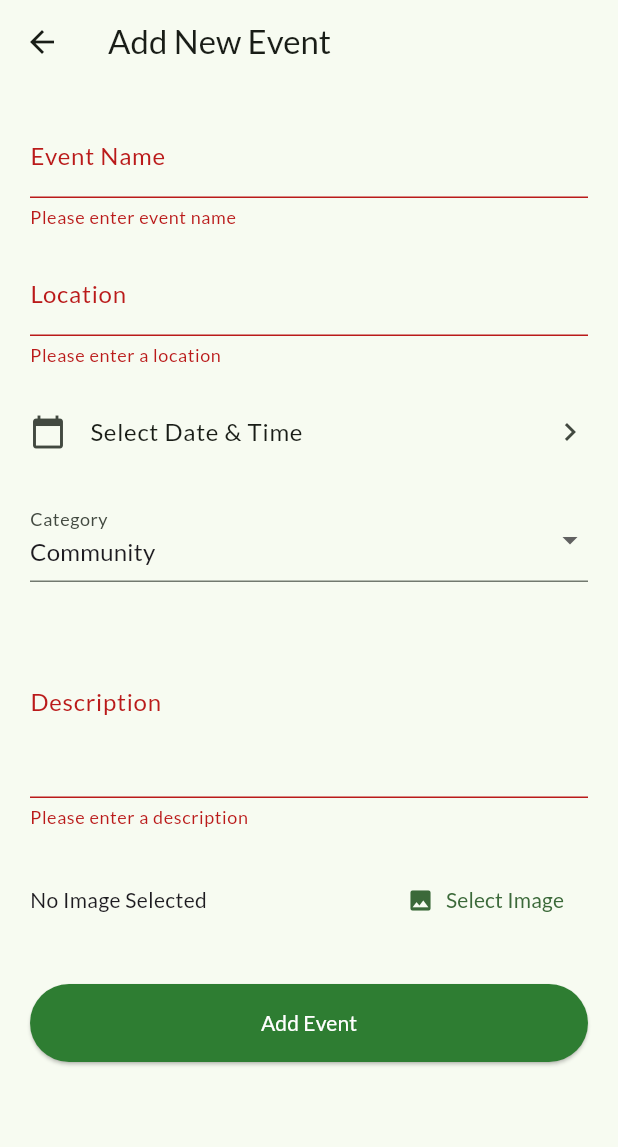
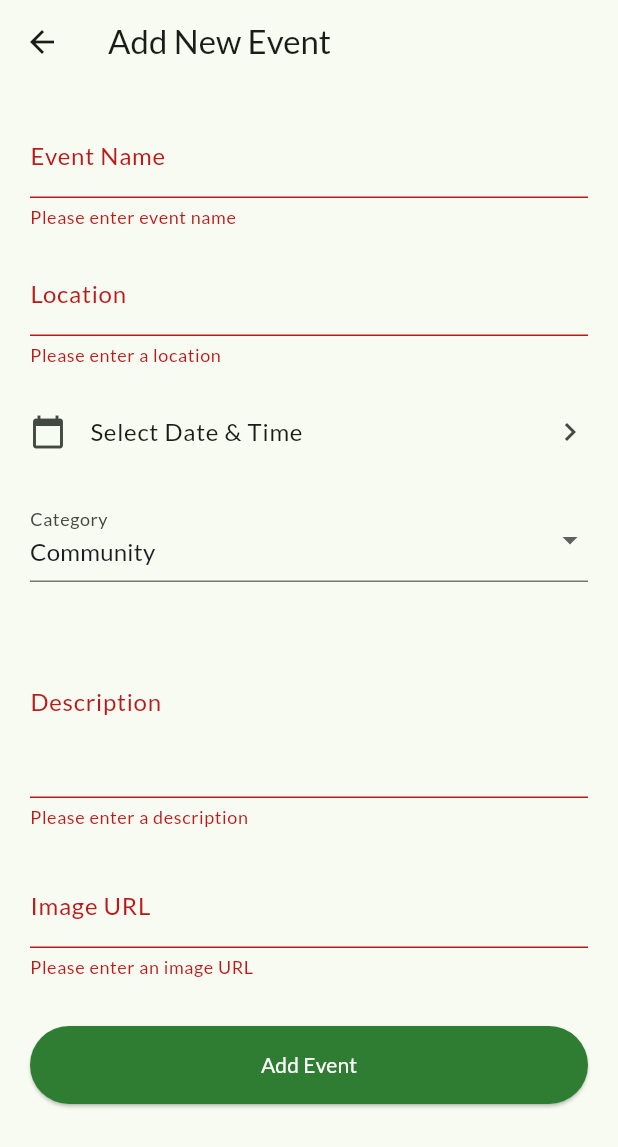
Before and after one commit to kashvi-thakkar/VolunteerConnect, a Flutter app: the OrgAddEditEventScreen screen opened directly, after a tap on "Add Event", on a phone screen of 412 x 824 dp. Shown: the top 1147 px of the screen. Run offline on Flutter 3.47's test engine with Material 3 defaults, Android fonts, the light colour scheme and no system bars; our stand-ins replace cloud_firestore, firebase_auth, firebase_core, firebase_storage, flutter_staggered_animations, google_fonts and 2 more; accounts and stored records are empty; network calls fail.

Commit message:
Fixed the adding image issue- you have to add link of the image

```diff
--- a/lib/models/volunteer_opportunity.dart
+++ b/lib/models/volunteer_opportunity.dart
@@ -1,5 +1,3 @@
-import 'package:flutter/material.dart';
-import '../models/volunteer_opportunity.dart';
 
 class VolunteerOpportunity {
   final String id;
--- a/lib/screens/org_add_edit_event_screen.dart
+++ b/lib/screens/org_add_edit_event_screen.dart
@@ -1,10 +1,6 @@
-import 'dart:io';
-import 'package:flutter/foundation.dart' show kIsWeb;
 import 'package:flutter/material.dart';
 import 'package:cloud_firestore/cloud_firestore.dart';
 import 'package:firebase_auth/firebase_auth.dart';
-import 'package:firebase_storage/firebase_storage.dart';
-import 'package:image_picker/image_picker.dart';
 import 'package:intl/intl.dart';
 import 'package:volunteer_connect/models/volunteer_opportunity.dart';
 
@@ -20,18 +16,16 @@ class OrgAddEditEventScreen extends StatefulWidget {
 class _OrgAddEditEventScreenState extends State<OrgAddEditEventScreen> {
   final _formKey = GlobalKey<FormState>();
   final FirebaseFirestore _firestore = FirebaseFirestore.instance;
-  final FirebaseStorage _storage = FirebaseStorage.instance;
   final User? _currentUser = FirebaseAuth.instance.currentUser;
 
-  // Controllers for form fields
+  // --- Controllers for form fields ---
   final _nameController = TextEditingController();
   final _locationController = TextEditingController();
   final _descriptionController = TextEditingController();
+  final _imageUrlController = TextEditingController(); // For the URL
+
   DateTime? _selectedDate;
-  String _selectedCategory = 'Community'; // Default category
-  XFile? _selectedImageFile; // For the picked image file
-  String? _existingImageUrl; // To store URL if editing
-
+  String _selectedCategory = 'Community';
   bool _isLoading = false;
 
   final List<String> _categories = [
@@ -46,14 +40,13 @@ class _OrgAddEditEventScreenState extends State<OrgAddEditEventScreen> {
   @override
   void initState() {
     super.initState();
-    // If editing, populate fields with existing event data
     if (widget.event != null) {
       _nameController.text = widget.event!.name;
       _locationController.text = widget.event!.location;
       _descriptionController.text = widget.event!.description;
       _selectedDate = widget.event!.date;
       _selectedCategory = widget.event!.category;
-      _existingImageUrl = widget.event!.imageUrl;
+      _imageUrlController.text = widget.event!.imageUrl;
     }
   }
 
@@ -62,21 +55,10 @@ class _OrgAddEditEventScreenState extends State<OrgAddEditEventScreen> {
     _nameController.dispose();
     _locationController.dispose();
     _descriptionController.dispose();
+    _imageUrlController.dispose();
     super.dispose();
   }
 
-  // --- Image Picking Logic ---
-  Future<void> _pickImage() async {
-    final ImagePicker picker = ImagePicker();
-    final XFile? image = await picker.pickImage(source: ImageSource.gallery);
-    if (image != null) {
-      setState(() {
-        _selectedImageFile = image;
-      });
-    }
-  }
-
-  // --- Date Picking Logic ---
   Future<void> _selectDate(BuildContext context) async {
     final DateTime? picked = await showDatePicker(
       context: context,
@@ -85,7 +67,6 @@ class _OrgAddEditEventScreenState extends State<OrgAddEditEventScreen> {
       lastDate: DateTime(2101),
     );
     if (picked != null && picked != _selectedDate) {
-      // Allow selecting time as well
       final TimeOfDay? pickedTime = await showTimePicker(
         context: context,
         initialTime: TimeOfDay.fromDateTime(_selectedDate ?? DateTime.now()),
@@ -114,35 +95,18 @@ Future<void> _submitForm() async {
       return;
     }
 
-
     setState(() => _isLoading = true);
-
-  String? imageUrl = _existingImageUrl;
     bool success = false;
 
     try {
-    if (_selectedImageFile != null) {
-      final String fileName =
-          'opportunity_images/${DateTime.now().millisecondsSinceEpoch}_${_selectedImageFile!.name}';
-      final Reference storageRef = _storage.ref().child(fileName);
-
-      if (kIsWeb) {
-        await storageRef.putData(await _selectedImageFile!.readAsBytes());
-      } else {
-        await storageRef.putFile(File(_selectedImageFile!.path));
-      }
-      imageUrl = await storageRef.getDownloadURL();
-    }
-
-
-
+      // Prepare Data directly from text fields
       final eventData = {
         'name': _nameController.text.trim(),
         'location': _locationController.text.trim(),
         'description': _descriptionController.text.trim(),
         'category': _selectedCategory,
         'date': Timestamp.fromDate(_selectedDate!),
-      'imageUrl': imageUrl,
+        'imageUrl': _imageUrlController.text.trim(), // Get URL from controller
         'ownerId': _currentUser!.uid,
       };
 
@@ -154,24 +118,25 @@ Future<void> _submitForm() async {
             .doc(widget.event!.id)
             .update(eventData);
       }
-
       success = true;
 
     } catch (e) {
       print('Error saving event: $e');
       if (mounted) {
         ScaffoldMessenger.of(context).showSnackBar(
-        SnackBar(content: Text('Error saving event: ${e.toString()}'), backgroundColor: Colors.red),
+          SnackBar(
+              content: Text('Error saving event: ${e.toString()}'),
+              backgroundColor: Colors.red),
         );
       }
     } finally {
       if (mounted) {
         setState(() => _isLoading = false);
-
         if (success) {
           ScaffoldMessenger.of(context).showSnackBar(
             SnackBar(
-              content: Text('Event ${widget.event == null ? 'added' : 'updated'} successfully!'),
+                content: Text(
+                    'Event ${widget.event == null ? 'added' : 'updated'} successfully!'),
                 backgroundColor: Colors.green),
           );
           Navigator.of(context).pop();
@@ -195,7 +160,6 @@ Future<void> _submitForm() async {
           child: Column(
             crossAxisAlignment: CrossAxisAlignment.stretch,
             children: [
-              // --- Event Name ---
               TextFormField(
                 controller: _nameController,
                 decoration: const InputDecoration(labelText: 'Event Name'),
@@ -203,8 +167,6 @@ Future<void> _submitForm() async {
                     value!.isEmpty ? 'Please enter event name' : null,
               ),
               const SizedBox(height: 16),
-
-              // --- Location ---
               TextFormField(
                 controller: _locationController,
                 decoration: const InputDecoration(labelText: 'Location'),
@@ -212,20 +174,17 @@ Future<void> _submitForm() async {
                     value!.isEmpty ? 'Please enter a location' : null,
               ),
               const SizedBox(height: 16),
-
-              // --- Date & Time Picker ---
               ListTile(
                 contentPadding: EdgeInsets.zero,
                 leading: const Icon(Icons.calendar_today),
                 title: Text(_selectedDate == null
                     ? 'Select Date & Time'
-                    : DateFormat('EEE, d MMM yyyy - hh:mm a').format(_selectedDate!)),
+                    : DateFormat('EEE, d MMM yyyy - hh:mm a')
+                        .format(_selectedDate!)),
                 trailing: const Icon(Icons.chevron_right),
                 onTap: () => _selectDate(context),
               ),
               const SizedBox(height: 16),
-
-              // --- Category Dropdown ---
               DropdownButtonFormField<String>(
                 value: _selectedCategory,
                 decoration: const InputDecoration(labelText: 'Category'),
@@ -242,8 +201,6 @@ Future<void> _submitForm() async {
                 },
               ),
               const SizedBox(height: 16),
-
-              // --- Description ---
               TextFormField(
                 controller: _descriptionController,
                 decoration: const InputDecoration(labelText: 'Description'),
@@ -253,46 +210,23 @@ Future<void> _submitForm() async {
               ),
               const SizedBox(height: 24),
 
-              // --- Image Picker ---
-              Row(
-                children: [
-                  Expanded(
-                    child: Text(
-                      _selectedImageFile != null
-                          ? 'Image Selected: ${_selectedImageFile!.name}'
-                          : (_existingImageUrl != null
-                              ? 'Current Image Selected'
-                              : 'No Image Selected'),
-                      overflow: TextOverflow.ellipsis,
-                    ),
-                  ),
-                  TextButton.icon(
-                    icon: const Icon(Icons.image),
-                    label: Text(_existingImageUrl != null || _selectedImageFile != null
-                            ? 'Change Image'
-                            : 'Select Image'),
-                    onPressed: _pickImage,
-                  ),
-                ],
-              ),
-              // --- Image Preview (Optional but nice) ---
-              if (_selectedImageFile != null || _existingImageUrl != null)
-                Padding(
-                  padding: const EdgeInsets.only(top: 16.0),
-                  child: Center(
-                    child: ClipRRect(
-                      borderRadius: BorderRadius.circular(8),
-                      child: _selectedImageFile != null
-                          ? (kIsWeb
-                              ? Image.network(_selectedImageFile!.path, height: 150)
-                              : Image.file(File(_selectedImageFile!.path), height: 150))
-                          : Image.network(_existingImageUrl!, height: 150),
-                    ),
-                  ),
+              // --- The changed part ---
+              TextFormField(
+                controller: _imageUrlController,
+                decoration: const InputDecoration(
+                    labelText: 'Image URL', hintText: 'https://...'),
+                keyboardType: TextInputType.url,
+                validator: (value) {
+                  if (value == null || value.isEmpty) {
+                    return 'Please enter an image URL';
+                  }
+                  if (!value.startsWith('https://')) {
+                    return 'Please enter a valid https:// URL';
+                  }
+                  return null;
+                },
               ),
               const SizedBox(height: 32),
-
-              // --- Submit Button ---
               ElevatedButton(
                 onPressed: _isLoading ? null : _submitForm,
                 style: ElevatedButton.styleFrom(
--- a/lib/screens/org_main_screen.dart
+++ b/lib/screens/org_main_screen.dart
@@ -1,7 +1,7 @@
 // lib/screens/main_screen.dart
 import 'package:flutter/material.dart';
 import 'package:volunteer_connect/screens/org_manage_events_screen.dart';
-import 'org_manage_events_screen.dart'; // This import will now work
+// This import will now work
 import 'org_dashboard_screen.dart'; // Make sure this file exists
 import 'profile_screen.dart';     // Make sure this file exists
 
--- a/lib/screens/org_manage_events_screen.dart
+++ b/lib/screens/org_manage_events_screen.dart
@@ -24,7 +24,7 @@ class _OrgManageEventsScreenState extends State<OrgManageEventsScreen> {
     }
     return _firestore
         .collection('opportunities')
-        .where('ownerId', isEqualTo: _currentUser!.uid)
+        .where('ownerId', isEqualTo: _currentUser.uid)
         .orderBy('date', descending: true)
         .snapshots()
         .map((snapshot) {
--- a/lib/services/volunteer_service.dart
+++ b/lib/services/volunteer_service.dart
@@ -268,7 +268,7 @@ class VolunteerService {
       final doc = await _firestore.collection('users').doc(user.uid).get();
       if (doc.exists) {
         return VolunteerProfile.fromSnapshot(
-            doc as DocumentSnapshot<Map<String, dynamic>>);
+            doc);
       }
       return null;
     } catch (e) {
```
Also changed, not shown: pubspec.lock. Lines whose indentation alone changed are shown as unchanged.
